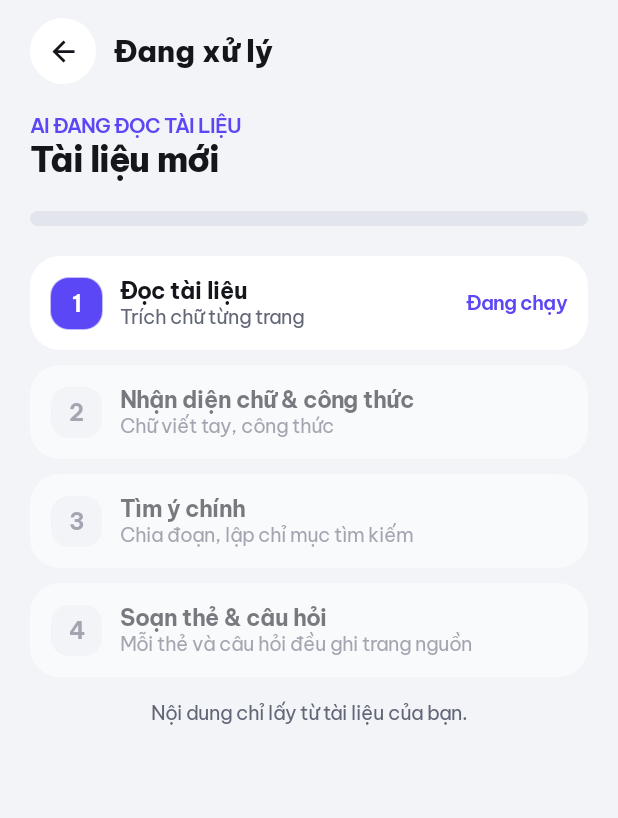
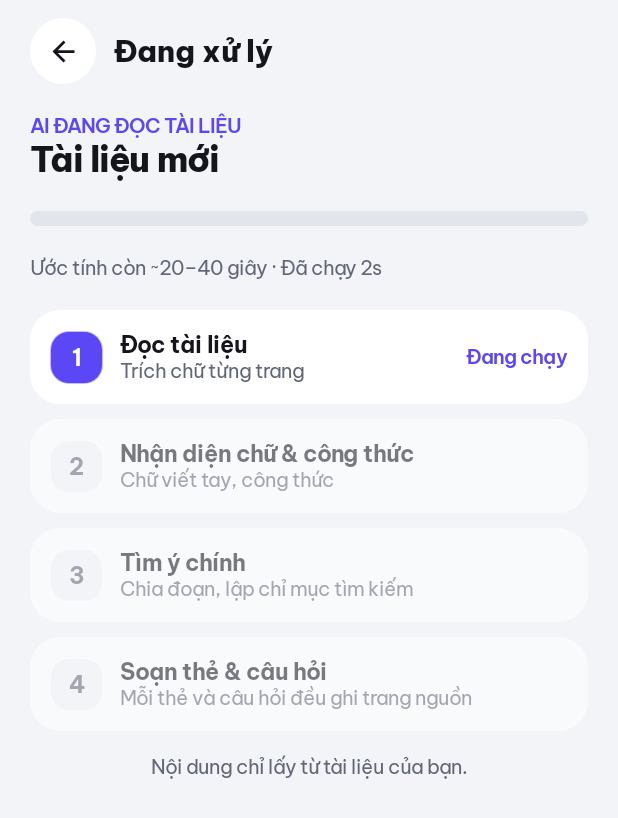
Before and after one commit to VawnDao/studymate, an Android app built with Jetpack Compose: the composable ProcessingScreen shown on its own in the app's theme, on a phone screen of 412 x 824 dp. Shown: the top 818 px of the screen. Run offline under Robolectric (Android 15) with nearby library versions, the phone set to English and light mode, and no system bars; our stand-ins replace Dagger/Hilt's generated code, window size class.

Commit message:
feat(android): show estimated and elapsed time on processing and podcast screens

```diff
--- a/android/app/src/main/java/com/studymate/app/ui/feature/processing/ProcessingScreen.kt
+++ b/android/app/src/main/java/com/studymate/app/ui/feature/processing/ProcessingScreen.kt
@@ -32,7 +32,9 @@ import androidx.compose.material3.Text
 import androidx.compose.runtime.Composable
 import androidx.compose.runtime.LaunchedEffect
 import androidx.compose.runtime.getValue
+import androidx.compose.runtime.mutableIntStateOf
 import androidx.compose.runtime.remember
+import androidx.compose.runtime.setValue
 import androidx.compose.ui.Alignment
 import androidx.compose.ui.Modifier
 import androidx.compose.ui.draw.clip
@@ -95,6 +97,28 @@ fun ProcessingScreen(state: ProcessingUiState, onBack: () -> Unit, onRetry: () -
             Text(state.title ?: stringResource(R.string.processing_untitled), style = MaterialTheme.typography.headlineSmall, maxLines = 2)
         }
         AnimatedProgressBar(progress = state.progress, color = StudyTheme.colors.primary, height = 10)
+        if (!state.hasProblem) {
+            var elapsedSeconds by remember { mutableIntStateOf(0) }
+            LaunchedEffect(state.currentStep >= PROCESSING_STEPS) {
+                if (state.currentStep >= PROCESSING_STEPS) return@LaunchedEffect
+                while (true) {
+                    kotlinx.coroutines.delay(1_000)
+                    elapsedSeconds++
+                }
+            }
+            val etaRes = when (state.currentStep) {
+                0 -> R.string.processing_eta_step0
+                1 -> R.string.processing_eta_step1
+                2 -> R.string.processing_eta_step2
+                3 -> R.string.processing_eta_step3
+                else -> R.string.processing_eta_done
+            }
+            Text(
+                text = stringResource(etaRes, elapsedSeconds),
+                style = MaterialTheme.typography.bodySmall,
+                color = StudyTheme.colors.inkMuted,
+            )
+        }
 
         AnimatedContent(
             targetState = state.hasProblem,
--- a/android/app/src/main/res/values/strings.xml
+++ b/android/app/src/main/res/values/strings.xml
@@ -86,6 +86,11 @@
     <string name="processing_running">Đang chạy</string>
     <string name="processing_done">Xong</string>
     <string name="processing_footnote">Nội dung chỉ lấy từ tài liệu của bạn.</string>
+    <string name="processing_eta_step0">Ước tính còn ~20–40 giây · Đã chạy %1$ds</string>
+    <string name="processing_eta_step1">Ước tính còn ~20–45 giây · Đã chạy %1$ds</string>
+    <string name="processing_eta_step2">Ước tính còn ~15–25 giây · Đã chạy %1$ds</string>
+    <string name="processing_eta_step3">Ước tính còn ~10–15 giây · Đã chạy %1$ds</string>
+    <string name="processing_eta_done">Hoàn tất (%1$ds)</string>
     <string name="processing_failed_title">Không xử lý được tài liệu</string>
     <string name="processing_error_title">Mất kết nối với máy chủ</string>
 
@@ -108,6 +113,8 @@
     <string name="podcast_intro">Tạo một audio tóm tắt để nghe lại tài liệu khi di chuyển hoặc nghỉ giải lao.</string>
     <string name="podcast_ai_badge">Audio do AI tạo</string>
     <string name="podcast_create">Tạo podcast</string>
+    <string name="podcast_generating_title">Đang tạo podcast…</string>
+    <string name="podcast_generating_eta">Ước tính ~30–60 giây · Đã chạy %1$ds</string>
     <string name="podcast_error_title">Chưa tạo được podcast</string>
     <string name="podcast_failed">Podcast chưa sẵn sàng. Bạn có thể thử lại.</string>
     <string name="podcast_no_audio">Backend chưa trả đường dẫn audio. Bạn vẫn có thể đọc script.</string>
```
Also changed, not shown: android/app/src/main/java/com/studymate/app/ui/feature/podcast/PodcastScreen.kt (+27 -1 lines).
